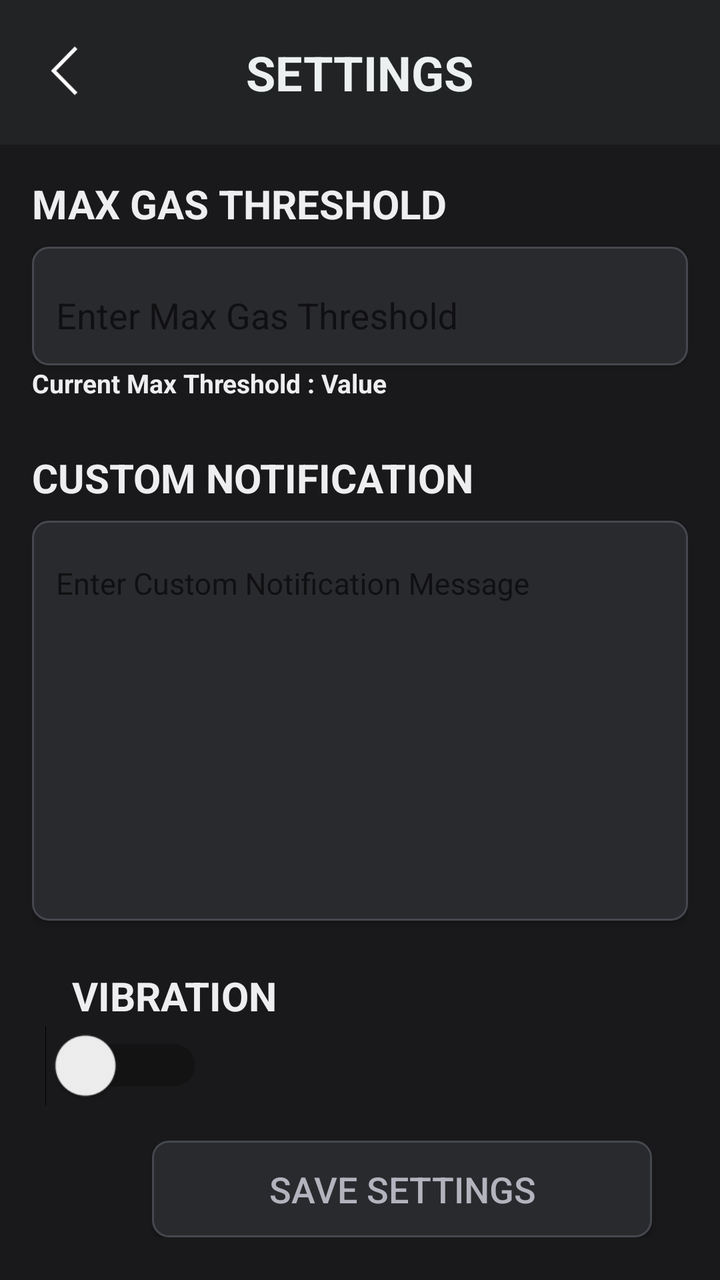
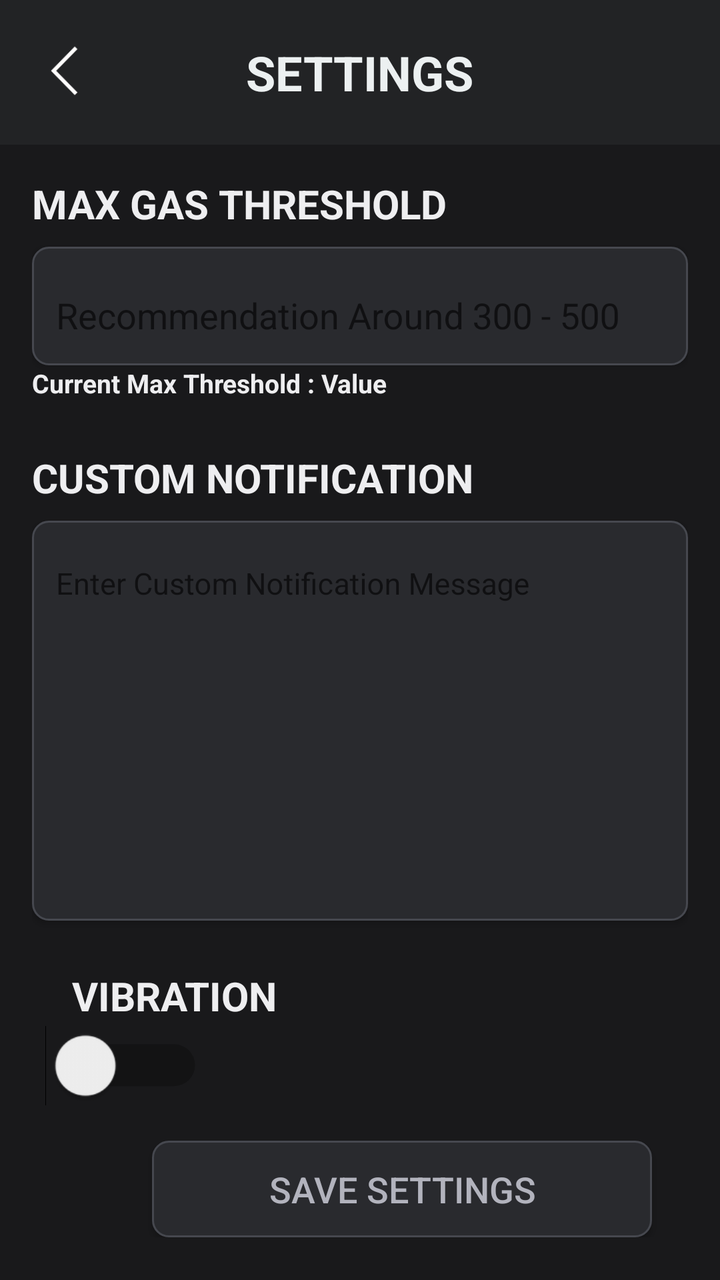

The first picture is an Android layout as it rendered before a commit; the second is the same layout after the commit. The layout source and the unified diff follow.
<!-- AndroidManifest.xml: application theme Theme.SIAGA -->
<!-- res/layout/activity_settings.xml -->
<?xml version="1.0" encoding="utf-8"?>
<ScrollView xmlns:android="http://schemas.android.com/apk/res/android"
    xmlns:app="http://schemas.android.com/apk/res-auto"
    xmlns:tools="http://schemas.android.com/tools"
    android:layout_width="match_parent"
    android:layout_height="match_parent"
    android:fillViewport="true">

    <LinearLayout
        android:id="@+id/main"
        android:layout_width="match_parent"
        android:layout_height="wrap_content"
        android:orientation="vertical"
        android:background="@color/background"
        tools:context=".Settings">

        <androidx.constraintlayout.widget.ConstraintLayout
            android:layout_width="match_parent"
            android:layout_height="wrap_content"
            android:padding="20dp"
            android:background="#222325">

            <ImageButton
                android:id="@+id/backButton"
                android:layout_width="30dp"
                android:layout_height="30dp"
                android:background="@drawable/backicons"
                android:contentDescription="Back"
                app:layout_constraintBottom_toBottomOf="parent"
                app:layout_constraintStart_toStartOf="parent"
                app:layout_constraintTop_toTopOf="parent"
                tools:ignore="MissingConstraints" />

            <TextView
                android:layout_width="wrap_content"
                android:layout_height="wrap_content"
                android:text="SETTINGS"
                android:textColor="#ECF0F1"
                android:textSize="24sp"
                android:textStyle="bold"
                app:layout_constraintBottom_toBottomOf="parent"
                app:layout_constraintEnd_toEndOf="parent"
                app:layout_constraintStart_toStartOf="parent"
                app:layout_constraintTop_toTopOf="parent"
                tools:ignore="MissingConstraints" />
        </androidx.constraintlayout.widget.ConstraintLayout>

        <LinearLayout
            android:layout_width="match_parent"
            android:layout_height="wrap_content"
            android:orientation="vertical"
            android:padding="16dp">

            <TextView
                android:layout_width="wrap_content"
                android:layout_height="wrap_content"
                android:text="MAX GAS THRESHOLD"
                android:textColor="@color/colorTxt"
                android:textSize="20sp"
                android:textStyle="bold"
                android:layout_marginBottom="8dp"/>

            <com.google.android.material.textfield.TextInputLayout
                android:layout_width="match_parent"
                android:layout_height="wrap_content"
                android:background="@drawable/card_minimalist"
                android:elevation="2dp"
                app:boxBackgroundMode="none">

                <com.google.android.material.textfield.TextInputEditText
                    android:id="@+id/maxGasThresholdInput"
                    android:layout_width="match_parent"
                    android:layout_height="wrap_content"
                    android:hint="Enter Max Gas Threshold"
                    android:inputType="number"
                    android:textColor="@color/colorTxt"
                    android:textColorHint="@color/colorTxt"
                    android:padding="12dp"
                    android:background="@null"/>
            </com.google.android.material.textfield.TextInputLayout>
            <TextView
                android:id="@+id/maxGasThresholdOut"
                android:layout_width="wrap_content"
                android:layout_height="wrap_content"
                android:text="Current Max Threshold : Value"
                android:textColor="@color/colorTxt"
                android:textSize="13sp"
                android:textStyle="bold"/>

            <TextView
                android:layout_width="wrap_content"
                android:layout_height="wrap_content"
                android:text="CUSTOM NOTIFICATION"
                android:textColor="@color/colorTxt"
                android:textSize="20sp"
                android:textStyle="bold"
                android:layout_marginTop="25dp"
                android:layout_marginBottom="8dp"/>

            <com.google.android.material.textfield.TextInputLayout
                android:layout_width="match_parent"
                android:layout_height="200dp"
                android:background="@drawable/card_minimalist"
                android:elevation="2dp"
                app:boxBackgroundMode="none">

                <com.google.android.material.textfield.TextInputEditText
                    android:id="@+id/customNotificationInput"
                    android:layout_width="match_parent"
                    android:layout_height="match_parent"
                    android:hint="Enter Custom Notification Message"
                    android:textSize="15sp"
                    android:background="@null"
                    android:gravity="top|start"
                    android:padding="12dp"
                    android:textColor="@color/colorTxt"
                    android:textColorHint="@color/colorTxt"/>
            </com.google.android.material.textfield.TextInputLayout>

            <TextView
                android:layout_width="wrap_content"
                android:layout_height="wrap_content"
                android:text="VIBRATION"
                android:textColor="@color/colorTxt"
                android:textSize="20sp"
                android:textStyle="bold"
                android:layout_marginTop="24dp"
                android:layout_marginLeft="20dp"/>

            <Switch
                android:id="@+id/vibrationSwitch"
                android:layout_width="wrap_content"
                android:layout_height="wrap_content"
                android:scaleX="1.5"
                android:scaleY="1.5"
                android:layout_marginTop="8dp"
                android:layout_marginLeft="20dp"/>

            <Button
                android:id="@+id/submitButton"
                android:layout_width="250dp"
                android:layout_height="wrap_content"
                android:background="@drawable/card_minimalist"
                android:layout_marginTop="24dp"
                android:text="SAVE SETTINGS"
                android:textColor="@color/secColorTxt"
                android:layout_marginLeft="60dp"
                android:textSize="18sp"
                android:elevation="2dp"
                android:padding="12dp"/>
        </LinearLayout>
    </LinearLayout>
</ScrollView>
<!-- resources referenced by this layout -->
<resources>
  <color name="background">#19191B</color>
  <color name="colorTxt">#EEEEF0</color>
  <color name="secColorTxt">#B2B3BD</color>
  <!-- drawable backicons: png bitmap (drawable, 1023 bytes) -->
  <!-- drawable card_minimalist (drawable) -->
  <?xml version="1.0" encoding="utf-8"?>
  <shape xmlns:android="http://schemas.android.com/apk/res/android">
      <solid android:color="@color/interactiveComp"/>
      <corners android:radius="8dp"/>
      <stroke
          android:width="1dp"
          android:color="@color/colorCard"/>
  </shape>
  <style name="Theme.SIAGA" parent="Base.Theme.SIAGA" />
  <color name="interactiveComp">#292A2E</color>
  <color name="colorCard">#46484F</color>
  <style name="Base.Theme.SIAGA" parent="Theme.AppCompat.Light.NoActionBar">
          
          
      </style>
</resources>

<!-- the commit's change to res/layout/activity_settings.xml (unified diff, before → after) -->
@@ -71,7 +71,7 @@
                     android:id="@+id/maxGasThresholdInput"
                     android:layout_width="match_parent"
                     android:layout_height="wrap_content"
-                    android:hint="Enter Max Gas Threshold"
+                    android:hint="Recommendation Around 300 - 500"
                     android:inputType="number"
                     android:textColor="@color/colorTxt"
                     android:textColorHint="@color/colorTxt"
